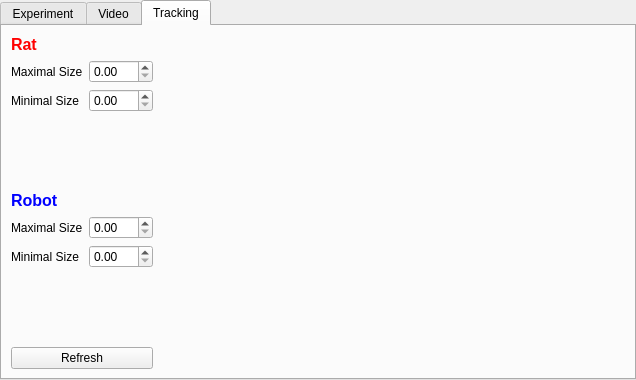
First picture: the form in configwindow.ui, repository fgu-cas/kachna-tracker, before the edit.
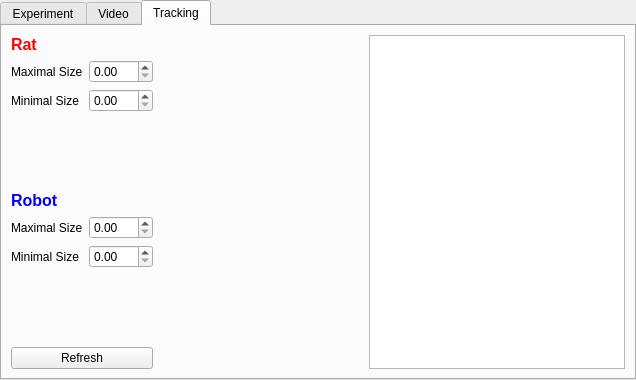
Second picture: the form after the edit. The open tabs and pages were chosen to show the change.

Commit message: add display of all detected keypoints

```diff
--- a/configwindow.ui
+++ b/configwindow.ui
@@ -265,6 +265,9 @@
       </property>
      </widget>
     </item>
+    <item>
+     <widget class="QListWidget" name="keypointList"/>
+    </item>
    </layout>
   </widget>
  </widget>
```
Left out of the diff: 2 changed lines with no effect on the pictures. The commit also changes 3 other files.
